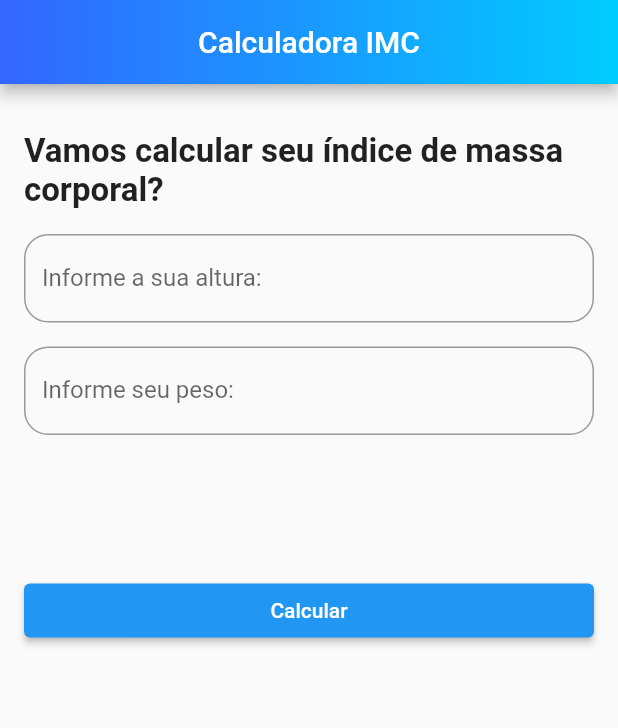
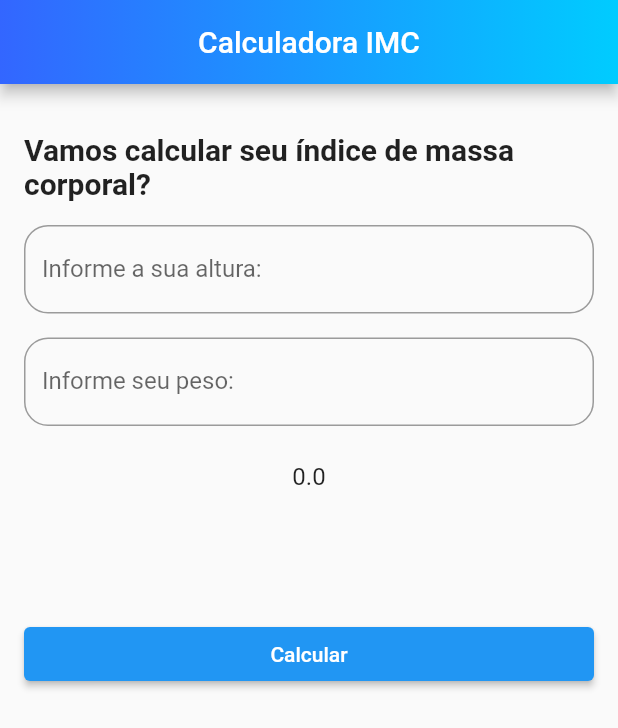
Before and after one commit to otavioborgsm/imc-flutter, a Flutter app: the screen it shows after launch, after a tap on "Calcular", on a phone screen of 412 x 824 dp. Shown: the top 728 px of the screen. Run offline on Flutter 3.47's test engine with Material 2 defaults, Android fonts, the phone set to English and light mode, and no system bars.

Commit message:
fazendo condições de pesos, e results na tela

```diff
--- a/imc/lib/home/home_page.dart
+++ b/imc/lib/home/home_page.dart
@@ -11,7 +11,26 @@ class _HomePageState extends State<HomePage> {
 
   TextEditingController controllerWeight = TextEditingController();
   TextEditingController controllerHeight = TextEditingController();
-  String resultImc = '';
+  num resultImc = 0;
+  String optionsResultImc = '';
+
+  void selectedOptionResultImc() {
+    if(resultImc >= 5 && resultImc <= 16.9){
+      optionsResultImc = 'Muito abaixo do peso.';
+    } else if ( resultImc >= 17 && resultImc <= 18.4){
+      optionsResultImc = 'Abaixo do peso.';
+    } else if ( resultImc >= 18.5 && resultImc <= 24.9){
+      optionsResultImc = 'Peso normal.';
+    } else if ( resultImc >= 25 && resultImc <= 29.9){
+      optionsResultImc = 'Acima do peso.';
+    } else if ( resultImc >= 30 && resultImc <= 34.9){
+      optionsResultImc = 'Obesidade grau I';
+    } else if ( resultImc >= 35 && resultImc <= 40){
+      optionsResultImc = 'Obesidade grau II';
+    } else if ( resultImc > 40){
+      optionsResultImc = 'Obesidade grau III';
+    }
+  }
 
   @override
   Widget build(BuildContext context){
@@ -42,7 +61,7 @@ class _HomePageState extends State<HomePage> {
                   'Vamos calcular seu índice de massa corporal?',
                   style:TextStyle(
                     fontWeight: FontWeight.bold,
-                    fontSize: 22,
+                    fontSize: 20,
                   )
                 ),
                 const SizedBox(height: 16),
@@ -69,8 +88,10 @@ class _HomePageState extends State<HomePage> {
                     )
                   ),
                 ),
-              const SizedBox(height: 32, ),
-              Text(resultImc, style: const TextStyle(fontSize: 25, fontWeight: FontWeight.bold),),
+              const SizedBox(height: 24, ),
+              Text(resultImc.toStringAsFixed(1), style: const TextStyle(fontSize: 16,),),
+              const SizedBox(height: 24, ),
+              Text(optionsResultImc, style: const TextStyle(fontSize: 25, fontWeight: FontWeight.bold),),
 
               const SizedBox(height: 32, ),
                 Container(
@@ -81,7 +102,8 @@ class _HomePageState extends State<HomePage> {
                         num resultNumber = (num.parse(controllerWeight.text) /
                         (num.parse(controllerHeight.text) * num.parse(controllerHeight.text)));
 
-                        resultImc = resultNumber.toStringAsFixed(2);
+                        resultImc = resultNumber;
+                        selectedOptionResultImc();
                       });
                     },
                     child:const Text('Calcular')),
```
